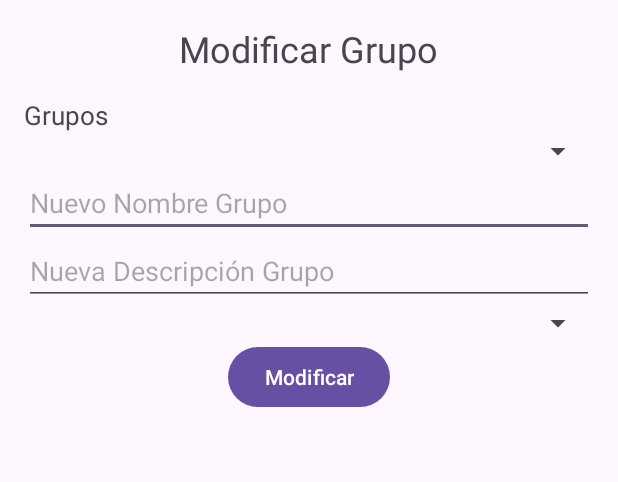
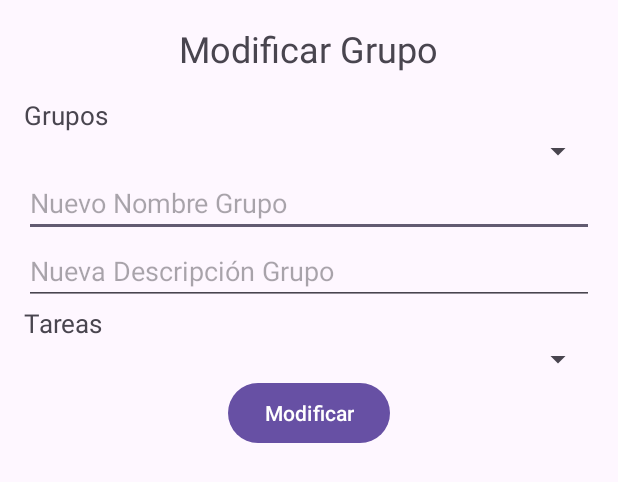
Before and after one commit to familycontained/AndroidBD, an Android app: the layout modificar_grupo.xml on its own in the app's theme, with its tools: preview values and no code run, on a phone screen of 412 x 824 dp. Shown: the top 482 px of the screen. Run offline under Robolectric (Android 15) with nearby library versions, the phone set to English and light mode, and no system bars.

Commit message:
falta solo modificar de grupos

```diff
--- a/BDFamilyContained/app/src/main/res/layout/modificar_grupo.xml
+++ b/BDFamilyContained/app/src/main/res/layout/modificar_grupo.xml
@@ -39,7 +39,11 @@
         android:layout_height="wrap_content"
         android:hint="@string/nueva_descripcion_grupo" />
 
-    <!-- Spinner para las tareas -->
+    <TextView
+        android:layout_width="wrap_content"
+        android:layout_height="wrap_content"
+        android:text="@string/tareas"
+        android:textSize="17sp"/>
     <Spinner
         android:id="@+id/spinnerNuevasTareas"
         android:layout_width="match_parent"
```
